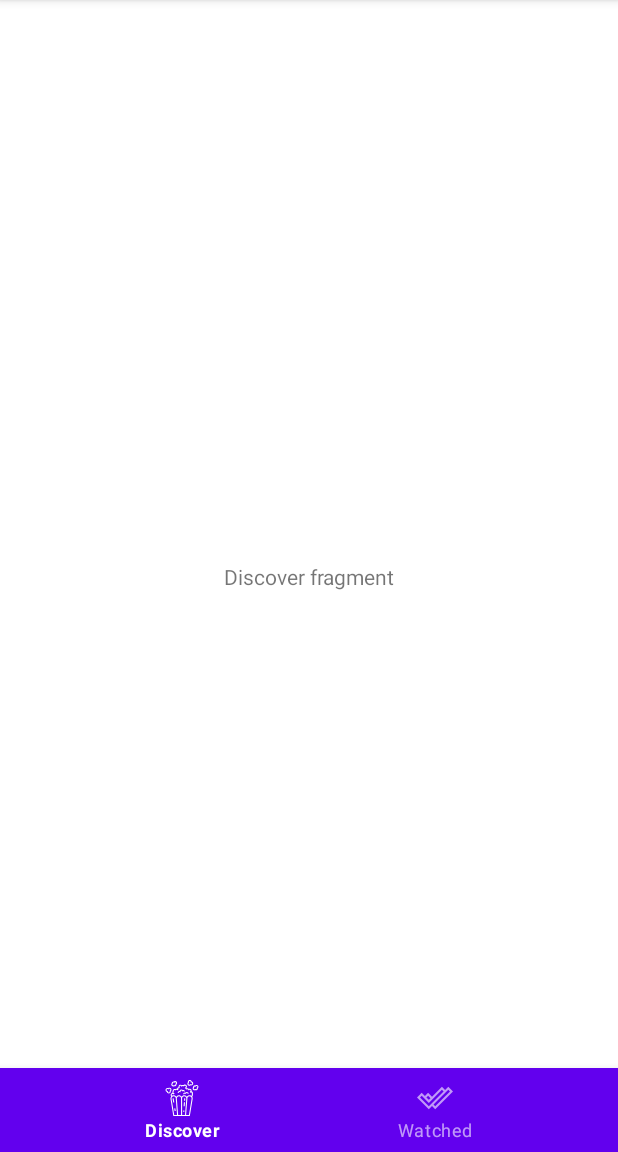
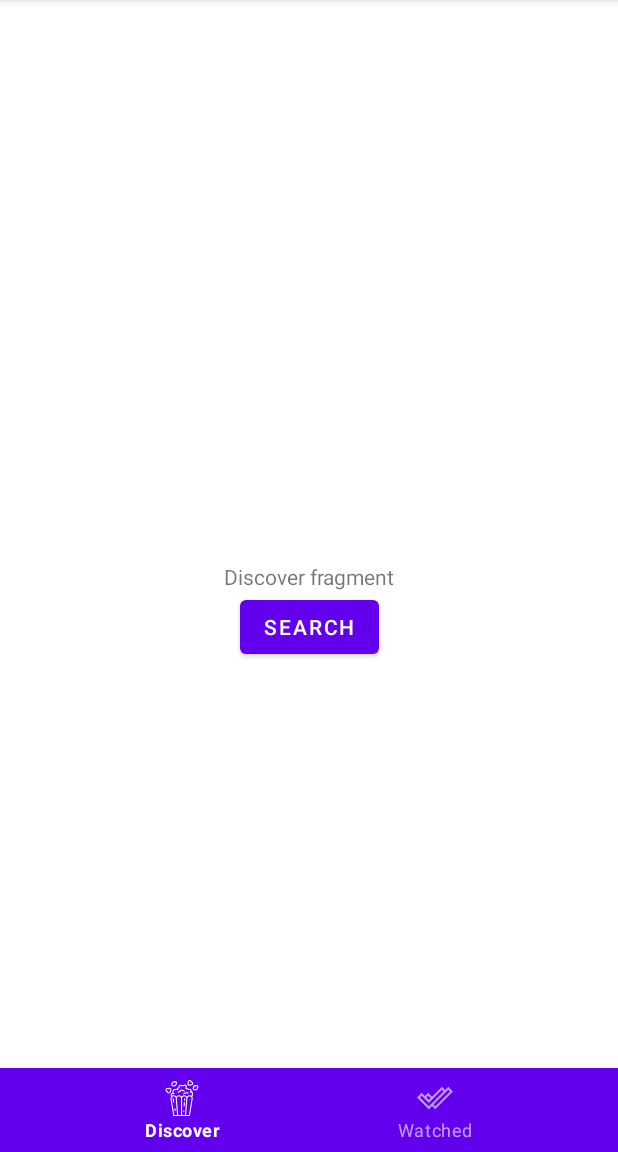
Before and after one commit to raudonikis/MediaTracker, an Android app: the screen it shows after launch (MainActivity), on a phone screen of 412 x 824 dp, the part 84-1236 px from its top. Run offline under Robolectric (Android 15) with nearby library versions, the phone set to English and light mode, and no system bars; our stand-ins replace Dagger/Hilt's generated code, Timber, navigation-ui; libraries missing offline, so code that uses them is left out: com.hadilq.liveevent; 1 statement that could not run was skipped.

```diff
--- a/app/src/main/AndroidManifest.xml
+++ b/app/src/main/AndroidManifest.xml
@@ -1,6 +1,8 @@
 <?xml version="1.0" encoding="utf-8"?>
 <manifest xmlns:android="http://schemas.android.com/apk/res/android"
     package="com.raudonikis.movietracker">
+
+    <uses-permission android:name="android.permission.INTERNET"/>
 
     <application
         android:name=".MovieApplication"
--- /dev/null
+++ b/app/src/main/java/com/raudonikis/movietracker/features/discover/DiscoverFragment.kt
@@ -0,0 +1,26 @@
+package com.raudonikis.movietracker.features.discover
+
+import android.os.Bundle
+import android.view.View
+import androidx.fragment.app.Fragment
+import androidx.fragment.app.viewModels
+import com.raudonikis.movietracker.R
+import dagger.hilt.android.AndroidEntryPoint
+import kotlinx.android.synthetic.main.fragment_discover.*
+
+@AndroidEntryPoint
+class DiscoverFragment : Fragment(R.layout.fragment_discover) {
+
+    private val viewModel by viewModels<DiscoverViewModel>()
+
+    override fun onViewCreated(view: View, savedInstanceState: Bundle?) {
+        super.onViewCreated(view, savedInstanceState)
+        setUpListeners()
+    }
+
+    private fun setUpListeners() {
+        button_search.setOnClickListener {
+            viewModel.searchMovies("Spirited away")
+        }
+    }
+}
--- a/app/src/main/java/com/raudonikis/movietracker/watched/WatchedFragment.kt
+++ b/app/src/main/java/com/raudonikis/movietracker/features/watched/WatchedFragment.kt
@@ -1,4 +1,4 @@
-package com.raudonikis.movietracker.watched
+package com.raudonikis.movietracker.features.watched
 
 import androidx.fragment.app.Fragment
 import com.raudonikis.movietracker.R
--- a/app/src/main/res/layout/fragment_discover.xml
+++ b/app/src/main/res/layout/fragment_discover.xml
@@ -1,6 +1,5 @@
 <?xml version="1.0" encoding="utf-8"?>
-<androidx.constraintlayout.widget.ConstraintLayout
-    xmlns:android="http://schemas.android.com/apk/res/android"
+<androidx.constraintlayout.widget.ConstraintLayout xmlns:android="http://schemas.android.com/apk/res/android"
     xmlns:app="http://schemas.android.com/apk/res-auto"
     android:layout_width="match_parent"
     android:layout_height="match_parent">
@@ -15,4 +14,13 @@
         app:layout_constraintStart_toStartOf="parent"
         app:layout_constraintTop_toTopOf="parent" />
 
+    <Button
+        android:id="@+id/button_search"
+        android:layout_width="wrap_content"
+        android:layout_height="wrap_content"
+        android:text="search"
+        app:layout_constraintEnd_toEndOf="parent"
+        app:layout_constraintStart_toStartOf="parent"
+        app:layout_constraintTop_toBottomOf="@+id/title" />
+
 </androidx.constraintlayout.widget.ConstraintLayout>
--- a/app/src/main/res/navigation/nav_graph.xml
+++ b/app/src/main/res/navigation/nav_graph.xml
@@ -7,12 +7,12 @@
 
     <fragment
         android:id="@+id/watchedFragment"
-        android:name="com.raudonikis.movietracker.watched.WatchedFragment"
+        android:name="com.raudonikis.movietracker.features.watched.WatchedFragment"
         android:label="WatchedFragment"
         tools:layout="@layout/fragment_watched" />
     <fragment
         android:id="@+id/discoverFragment"
-        android:name="com.raudonikis.movietracker.discover.DiscoverFragment"
+        android:name="com.raudonikis.movietracker.features.discover.DiscoverFragment"
         android:label="DiscoverFragment"
         tools:layout="@layout/fragment_discover">
         <action
```
Also changed, not shown: app/build.gradle (+8 -0 lines), app/src/main/java/com/raudonikis/movietracker/api/MoveInterceptor.kt (added, +20 -0 lines), app/src/main/java/com/raudonikis/movietracker/api/MovieApiService.kt (added, +15 -0 lines), app/src/main/java/com/raudonikis/movietracker/di/NetworkModule.kt (added, +35 -0 lines), app/src/main/java/com/raudonikis/movietracker/discover/DiscoverFragment.kt (deleted, +0 -7 lines), app/src/main/java/com/raudonikis/movietracker/extensions/CoroutineScopeExtensions.kt (added, +17 -0 lines), app/src/main/java/com/raudonikis/movietracker/features/discover/DiscoverViewModel.kt (added, +19 -0 lines), app/src/main/java/com/raudonikis/movietracker/model/MovieResponse.kt (added, +34 -0 lines), app/src/main/java/com/raudonikis/movietracker/model/NetworkResult.kt (added, +50 -0 lines), app/src/main/java/com/raudonikis/movietracker/model/SearchResponse.kt (added, +14 -0 lines), buildSrc/src/main/java/Dependencies.kt (+8 -0 lines).
